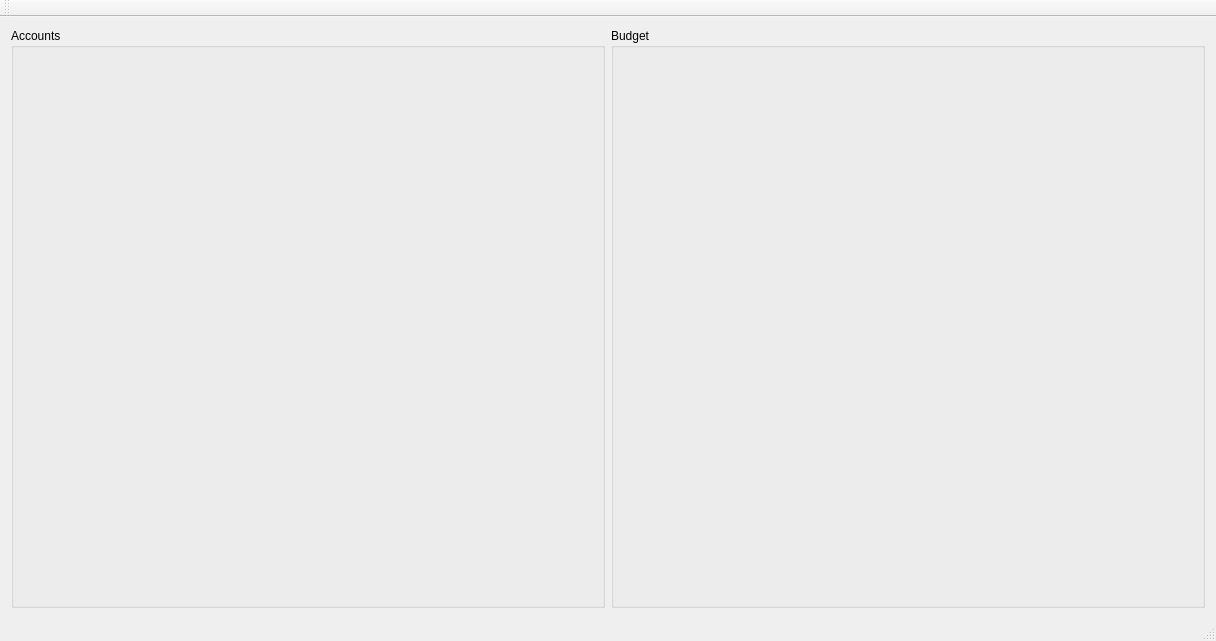
First picture: the form in mainwindow.ui, repository upstreammuse/cashpiles, before the edit.
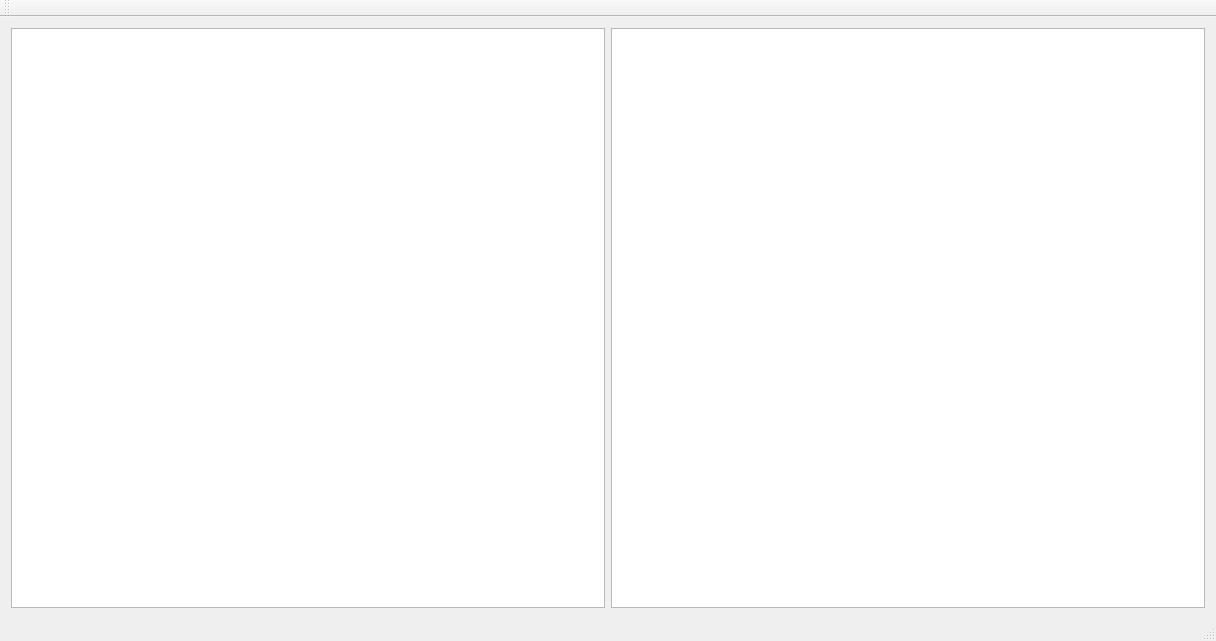
Second picture: the form after the edit.

Commit message: Display of accounts and budgets is a little more readable.

Patch:
```diff
--- a/mainwindow.ui
+++ b/mainwindow.ui
@@ -16,20 +16,10 @@
   <widget class="QWidget" name="centralWidget">
    <layout class="QHBoxLayout" name="horizontalLayout">
     <item>
-     <widget class="QGroupBox" name="accountsBox">
-      <property name="title">
-       <string>Accounts</string>
-      </property>
-      <layout class="QVBoxLayout" name="verticalLayout_2"/>
-     </widget>
+     <widget class="QListWidget" name="accountsList"/>
     </item>
     <item>
-     <widget class="QGroupBox" name="budgetsBox">
-      <property name="title">
-       <string>Budget</string>
-      </property>
-      <layout class="QVBoxLayout" name="verticalLayout"/>
-     </widget>
+     <widget class="QListWidget" name="budgetsList"/>
     </item>
    </layout>
   </widget>
```
The commit also changes 2 other files.
